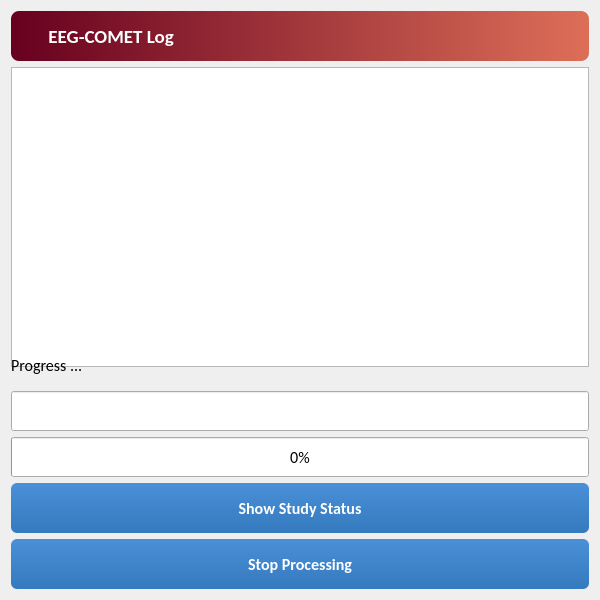
The window that EEG_COMET/ui/LogWindow.ui (eeg-comet/eeg-comet) describes before a commit, drawn with Qt 5.
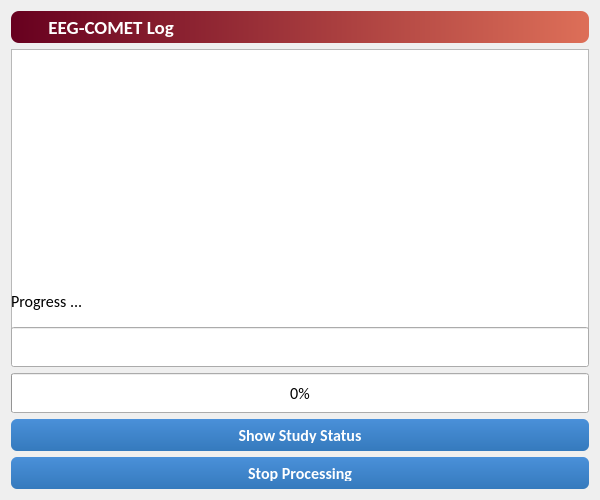
The same window after the commit.

What changed in the file:
```diff
--- a/EEG_COMET/ui/LogWindow.ui
+++ b/EEG_COMET/ui/LogWindow.ui
@@ -7,19 +7,19 @@
     <x>0</x>
     <y>0</y>
     <width>600</width>
-    <height>600</height>
+    <height>500</height>
    </rect>
   </property>
   <property name="minimumSize">
    <size>
-    <width>600</width>
-    <height>600</height>
+    <width>400</width>
+    <height>300</height>
    </size>
   </property>
   <property name="maximumSize">
    <size>
-    <width>1200</width>
-    <height>1200</height>
+    <width>16777215</width>
+    <height>16777215</height>
    </size>
   </property>
   <property name="windowTitle">
@@ -33,13 +33,13 @@
        <property name="minimumSize">
         <size>
          <width>0</width>
-         <height>50</height>
+         <height>32</height>
         </size>
        </property>
        <property name="maximumSize">
         <size>
          <width>16777215</width>
-         <height>100</height>
+         <height>16777215</height>
         </size>
        </property>
        <property name="font">
@@ -196,13 +196,13 @@
        <property name="minimumSize">
         <size>
          <width>0</width>
-         <height>50</height>
+         <height>32</height>
         </size>
        </property>
        <property name="maximumSize">
         <size>
          <width>16777215</width>
-         <height>100</height>
+         <height>16777215</height>
         </size>
        </property>
        <property name="font">
@@ -252,13 +252,13 @@
        <property name="minimumSize">
         <size>
          <width>0</width>
-         <height>50</height>
+         <height>32</height>
         </size>
        </property>
        <property name="maximumSize">
         <size>
          <width>16777215</width>
-         <height>100</height>
+         <height>16777215</height>
         </size>
        </property>
        <property name="font">
```
